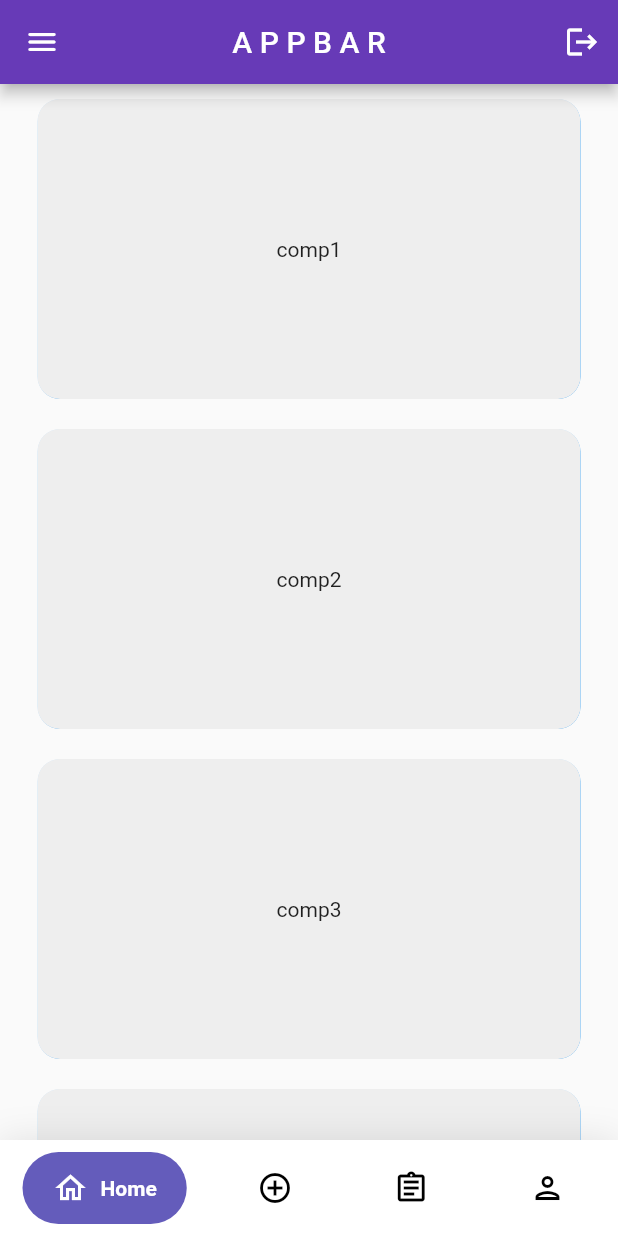
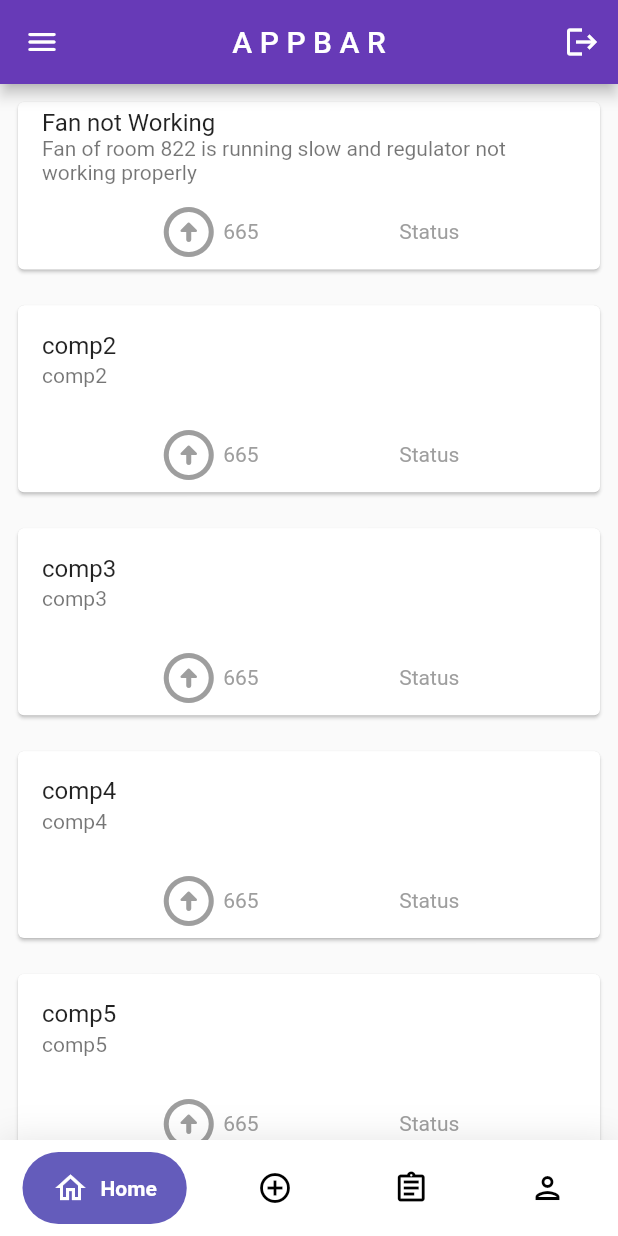
Before and after one commit to udaygaidhane30/cra_app, a Flutter app: the screen it shows once a user with an empty profile is signed in, on a phone screen of 412 x 824 dp. Run offline on Flutter 3.47's test engine with Material 2 defaults, Android fonts, the light colour scheme and no system bars; drawn by our look-alikes of google_nav_bar, like_button, liquid_pull_to_refresh; our stand-ins replace awesome_snackbar_content, cool_alert, firebase_auth, firebase_core, hidden_drawer_menu, loading_animation_widget and 1 more; missing offline and left inert: dart:html; accounts and stored records are empty; network calls fail.

Commit message:
tile updated

```diff
--- a/lib/Components/complainttile.dart
+++ b/lib/Components/complainttile.dart
@@ -1,19 +1,116 @@
 import 'package:flutter/material.dart';
+import 'package:like_button/like_button.dart';
 
-class CompTile extends StatelessWidget {
+class CompTile extends StatefulWidget {
   @override
-  final String textChild;
-  const CompTile({super.key, required this.textChild});
+  final String cTitle;
+  final String description;
+  CompTile({super.key, required this.cTitle, required this.description});
+
+  @override
+  State<CompTile> createState() => _CompTileState();
+}
+
+class _CompTileState extends State<CompTile> {
+  Future<bool> onLikeButtonTapped(bool isLiked) async {
+    /// send your request here
+    // final bool success= await sendRequest();
+
+    /// if failed, you can do nothing
+    // return success? !isLiked:isLiked;
+
+    return !isLiked;
+  }
+
   @override
   Widget build(BuildContext context) {
     return Padding(
-        padding: EdgeInsets.symmetric(horizontal: 25.0, vertical: 10),
-        child: ClipRRect(
-          borderRadius: BorderRadius.circular(15),
-          child: Container(
+      padding: const EdgeInsets.all(8.0),
+      child: Card(
+        child: Column(
+          mainAxisSize: MainAxisSize.min,
+          children: [
+            ListTile(
+              title: Text(widget.cTitle),
+              subtitle: Text(widget.description),
+            ),
+            const SizedBox(
+              height: 7.6,
+            ),
+            Row(
+              mainAxisAlignment: MainAxisAlignment.spaceEvenly,
+              children: [
+                LikeButton(
+                  size: 40,
+                  bubblesColor: BubblesColor(
+                    dotPrimaryColor: Color(0xFFC3B1E1),
+                    dotSecondaryColor: Colors.purple.shade700,
+                  ),
+                  circleColor: CircleColor(
+                      start: Color(0xFFC3B1E1), end: Colors.purple.shade700),
+                  likeBuilder: (bool isLiked) {
+                    return Icon(
+                      Icons.arrow_circle_up_rounded,
+                      color: isLiked ? Color(0xFF645CBB) : Colors.grey,
+                      size: 40,
+                    );
+                  },
+                  onTap: onLikeButtonTapped,
+                  likeCount: 665,
+                  countBuilder: (count, isLiked, text) {
+                    var color = isLiked ? Color(0xFF645CBB) : Colors.grey;
+                    Widget result;
+                    if (count == 0) {
+                      result = Text(
+                        'Upvote',
+                        style: TextStyle(color: color),
+                      );
+                    } else {
+                      result = Text(
+                        text,
+                        style: TextStyle(color: color),
+                      );
+                      return result;
+                    }
+                  },
+                ),
+                Text(
+                  'Status',
+                  style: TextStyle(color: Colors.grey),
+                ),
+              ],
+            ),
+            const SizedBox(
+              height: 5,
+            ),
+          ],
+        ),
+      ),
+    );
+  }
+}
+
+class ContainerCard extends StatefulWidget {
+  final String cTitle;
+  final String description;
+  ContainerCard({super.key, required this.cTitle, required this.description});
+
+  @override
+  State<ContainerCard> createState() => _ContainerCardState();
+}
+
+class _ContainerCardState extends State<ContainerCard> {
+  @override
+  Widget build(BuildContext context) {
+    return Padding(
+      padding: const EdgeInsets.symmetric(horizontal: 25.0, vertical: 10),
+      child: ClipRRect(
+        borderRadius: BorderRadius.circular(15),
+        child: Container(
+            alignment: Alignment.centerLeft,
             height: 200,
             decoration: BoxDecoration(color: Colors.grey.shade200, boxShadow: [
-              BoxShadow(
+              const BoxShadow(
                   color: Colors.blue,
                   blurRadius: 10.0,
                   spreadRadius: 2.0,
@@ -22,10 +119,46 @@ class CompTile extends StatelessWidget {
                     8.0, // Move to bottom 8.0 Vertically
                   ))
             ]),
-            child: Center(
-              child: Text(textChild),
-            ),
-          ),
-        ));
+            child: Column(
+              crossAxisAlignment: CrossAxisAlignment.start,
+              children: [
+                Padding(
+                  padding: const EdgeInsets.all(12.0),
+                  child: FittedBox(
+                    fit: BoxFit.fill,
+                    child: Text(
+                      widget.cTitle,
+                      style: const TextStyle(
+                        color: Colors.black,
+                        fontWeight: FontWeight.bold,
+                        fontSize: 22.0,
+                      ),
+                    ),
+                  ),
+                ),
+                Padding(
+                  padding: const EdgeInsets.all(12.0),
+                  child: Text(
+                    widget.description,
+                    style: const TextStyle(fontSize: 16),
+                    overflow: TextOverflow.ellipsis,
+                  ),
+                ),
+                const SizedBox(
+                  height: 15,
+                ),
+                Padding(
+                  padding: const EdgeInsets.all(12.0),
+                  child: Row(
+                    mainAxisAlignment: MainAxisAlignment.spaceEvenly,
+                    children: [
+                      const LikeButton(),
+                    ],
+                  ),
+                ),
+              ],
+            )),
+      ),
+    );
   }
 }
--- a/lib/Pages/hometab.dart
+++ b/lib/Pages/hometab.dart
@@ -10,13 +10,22 @@ class HomeTab extends StatefulWidget {
 }
 
 class _HomeTabState extends State<HomeTab> {
-  final List _complaints = [
-    'comp1',
+  final List _complaintsT = [
+    'Fan not Working',
     'comp2',
     'comp3',
     'comp4',
     'comp5',
   ];
+
+  final List _complaintsD = [
+    'Fan of room 822 is running slow and regulator not working properly',
+    'comp2',
+    'comp3',
+    'comp4',
+    'comp5',
+  ];
+
   Future<void> _handleRefresh() async {
     return await Future.delayed(const Duration(seconds: 1));
   }
@@ -32,10 +41,11 @@ class _HomeTabState extends State<HomeTab> {
       springAnimationDurationInMilliseconds: 700,
       child: ListView.builder(
           physics: BouncingScrollPhysics(),
-          itemCount: _complaints.length,
+          itemCount: _complaintsT.length,
           itemBuilder: ((context, index) {
             return CompTile(
-              textChild: _complaints[index],
+              cTitle: _complaintsT[index],
+              description: _complaintsD[index],
             );
           })),
     );
--- a/lib/Pages/mycomplaintspage.dart
+++ b/lib/Pages/mycomplaintspage.dart
@@ -10,7 +10,13 @@ class MyCompTab extends StatefulWidget {
 }
 
 class _MyCompTabState extends State<MyCompTab> {
-  final List _complaints = [
+  final List _complaintsT = [
+    'comp1',
+    'comp2',
+    'comp3',
+    'comp4',
+  ];
+  final List _complaintsD = [
     'comp1',
     'comp2',
     'comp3',
@@ -31,10 +37,11 @@ class _MyCompTabState extends State<MyCompTab> {
       springAnimationDurationInMilliseconds: 700,
       child: ListView.builder(
           physics: const BouncingScrollPhysics(),
-          itemCount: _complaints.length,
+          itemCount: _complaintsT.length,
           itemBuilder: ((context, index) {
             return CompTile(
-              textChild: _complaints[index],
+              cTitle: _complaintsT[index],
+              description: _complaintsD[index],
             );
           })),
     );
--- a/lib/Pages/register.dart
+++ b/lib/Pages/register.dart
@@ -1,9 +1,6 @@
-import 'package:cra_complaints/Components/loginTextField.dart';
 import 'package:cra_complaints/Components/my_button.dart';
 import 'package:cra_complaints/Components/registerTextFields.dart';
 import 'package:flutter/material.dart';
-import 'package:line_icons/line_icon.dart';
-import 'package:line_icons/line_icons.dart';
 
 class RegisterPage extends StatelessWidget {
   const RegisterPage({super.key});
@@ -32,7 +29,7 @@ class RegisterPage extends StatelessWidget {
                     height: 20,
                   ),
                   GestureDetector(
-                      child: CircleAvatar(
+                      child: const CircleAvatar(
                     radius: 80,
                     backgroundColor: Colors.deepPurple,
                     child: CircleAvatar(
--- a/lib/main.dart
+++ b/lib/main.dart
@@ -1,7 +1,5 @@
 import 'package:cra_complaints/Pages/auth_page.dart';
-import 'package:cra_complaints/Pages/welcome.dart';
 import 'package:flutter/material.dart';
-import 'package:firebase_auth/firebase_auth.dart';
 import 'package:firebase_core/firebase_core.dart';
 import 'firebase_options.dart';
 
@@ -19,6 +17,7 @@ class MyApp extends StatelessWidget {
   @override
   Widget build(BuildContext context) {
     return const MaterialApp(
+      debugShowCheckedModeBanner: false,
       home: AuthPage(),
     );
   }
--- a/pubspec.yaml
+++ b/pubspec.yaml
@@ -48,6 +48,7 @@ dependencies:
   firebase_auth: ^4.2.9
   cool_alert: ^1.1.0
   awesome_snackbar_content: ^0.1.1
+  like_button: ^2.0.5
 
 dev_dependencies:
   flutter_test:
```
Also changed, not shown: pubspec.lock.
